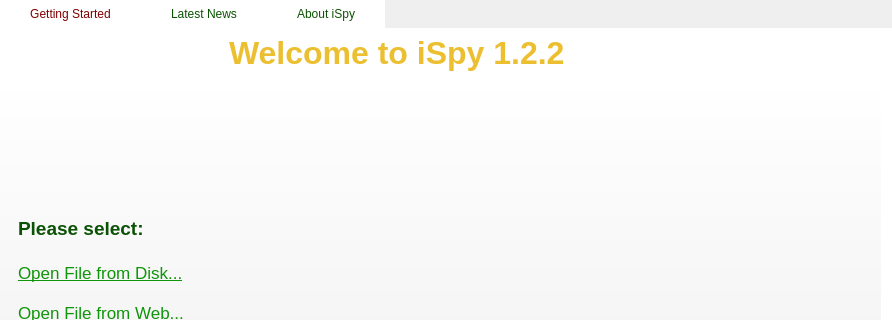
Before: the Qt Designer form Iguana/QtGUI/src/ISpySplashScreen.ui in cms-outreach/ispy, drawn with Qt 5; both pictures show x 0 to 892 and y 0 to 320 of the 892 by 582 pixel window.
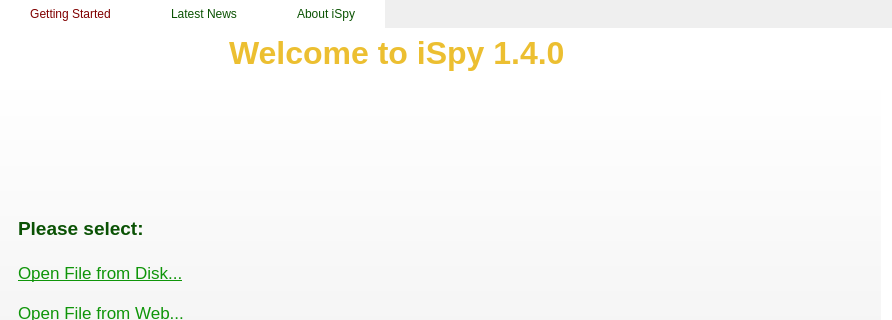
After: the same form once the commit is applied. Icons and pictures are not drawn.

```diff
--- a/Iguana/QtGUI/src/ISpySplashScreen.ui
+++ b/Iguana/QtGUI/src/ISpySplashScreen.ui
@@ -146,7 +146,7 @@
 </string>
             </property>
             <property name="text">
-             <string>Welcome to iSpy 1.2.2</string>
+             <string>Welcome to iSpy 1.4.0</string>
             </property>
            </widget>
           </item>
```
Left out of the diff: 2 changed lines with no effect on the pictures.
